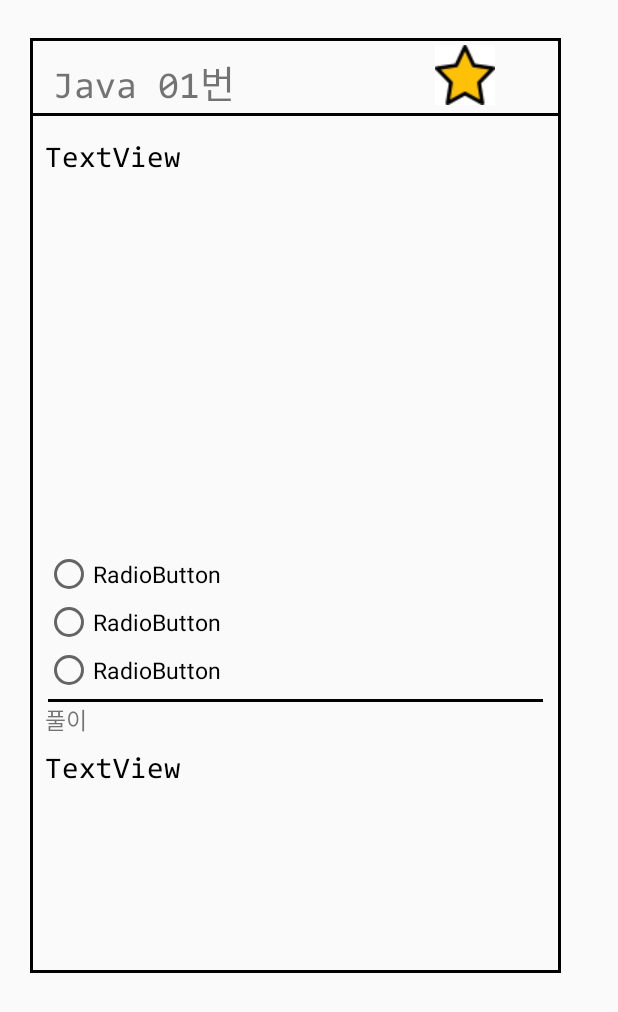
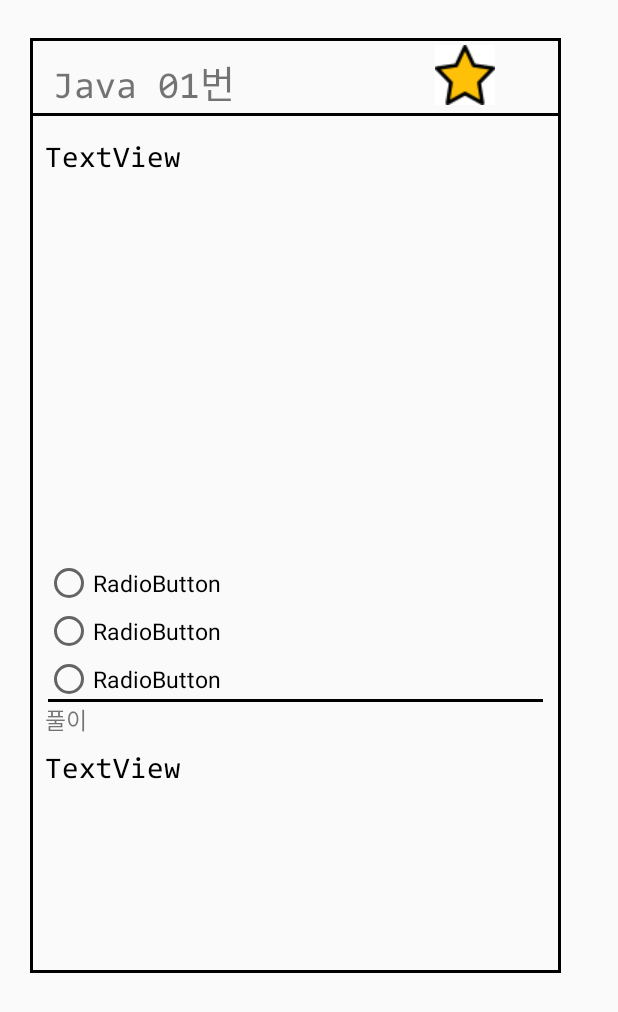
Before and after one commit to kjeon0901/Morning-Coding, an Android app: the layout activity_favourites.xml on its own in the app's theme, with its tools: preview values and no code run, on a phone screen of 412 x 824 dp. Shown: the top 1012 px of the screen. Run offline under Robolectric (Android 15) with nearby library versions, the phone set to English and light mode, and no system bars.

Commit message:
little changed

```diff
--- a/app/src/main/java/com/example/bottomup2020/FavouritesActivity.java
+++ b/app/src/main/java/com/example/bottomup2020/FavouritesActivity.java
@@ -68,6 +68,9 @@ public class FavouritesActivity extends AppCompatActivity {
                 button2.setText(str[2]);
                 button3.setText(str[3]);
                 problem_solution.setText("답 : " + str[4]);
+                if(str[5] != null){
+                    problem_solution.append(str[5]);
+                }
                 break;
             }
 
--- a/app/src/main/java/com/example/bottomup2020/Problems/Problems_c.java
+++ b/app/src/main/java/com/example/bottomup2020/Problems/Problems_c.java
@@ -63,7 +63,9 @@ public class Problems_c extends AppCompatActivity {
                 button2.setText(str[2]);
                 button3.setText(str[3]);
                 problem_solution.setText("답 : " + str[4]);
-
+                if(str[5] != null){
+                    problem_solution.append(str[5]);
+                }
                 break;
             }
 
--- a/app/src/main/res/layout/activity_favourites.xml
+++ b/app/src/main/res/layout/activity_favourites.xml
@@ -86,8 +86,8 @@
 
             <FrameLayout
                 android:id="@+id/problem_frame"
-                android:layout_width="match_parent"
-                android:layout_height="372dp"
+                android:layout_width="332dp"
+                android:layout_height="265dp"
                 android:layout_marginLeft="10dp"
                 android:layout_marginTop="65dp"
                 android:layout_marginRight="15dp"
@@ -95,41 +95,13 @@
 
                 <TextView
                     android:id="@+id/problem_text"
+                    android:layout_width="wrap_content"
+                    android:layout_height="wrap_content"
                     android:fontFamily="@font/fontstyle_2"
                     android:scrollbars="vertical"
-                    android:layout_width="wrap_content"
-                    android:layout_height="wrap_content"
+                    android:text="TextView"
                     android:textColor="#000000"
-                    android:text="TextView"
                     android:textSize="20dp" />
-
-                <RadioGroup
-                    android:layout_width="match_parent"
-                    android:layout_gravity="bottom"
-                    android:fontFamily="@font/fontstyle_2"
-                    android:layout_height="wrap_content">
-
-                    <RadioButton
-                        android:id="@+id/button1"
-                        android:layout_width="match_parent"
-                        android:layout_height="wrap_content"
-                        android:textSize="15dp"
-                        android:text="RadioButton" />
-
-                    <RadioButton
-                        android:id="@+id/button2"
-                        android:layout_width="match_parent"
-                        android:layout_height="wrap_content"
-                        android:textSize="15dp"
-                        android:text="RadioButton" />
-
-                    <RadioButton
-                        android:id="@+id/button3"
-                        android:layout_width="match_parent"
-                        android:layout_height="wrap_content"
-                        android:textSize="15dp"
-                        android:text="RadioButton" />
-                </RadioGroup>
 
             </FrameLayout>
 
@@ -160,6 +132,36 @@
                     android:textSize="20dp" />
             </FrameLayout>
 
+            <RadioGroup
+                android:layout_width="match_parent"
+                android:layout_height="wrap_content"
+                android:layout_marginBottom="180dp"
+                android:layout_marginLeft="10dp"
+                android:layout_gravity="bottom"
+                android:fontFamily="@font/fontstyle_2">
+
+                <RadioButton
+                    android:id="@+id/button1"
+                    android:layout_width="match_parent"
+                    android:layout_height="wrap_content"
+                    android:text="RadioButton"
+                    android:textSize="15dp" />
+
+                <RadioButton
+                    android:id="@+id/button2"
+                    android:layout_width="match_parent"
+                    android:layout_height="wrap_content"
+                    android:text="RadioButton"
+                    android:textSize="15dp" />
+
+                <RadioButton
+                    android:id="@+id/button3"
+                    android:layout_width="match_parent"
+                    android:layout_height="wrap_content"
+                    android:text="RadioButton"
+                    android:textSize="15dp" />
+            </RadioGroup>
+
 
         </FrameLayout>
     </FrameLayout>
--- a/app/src/main/res/raw/c_mcproblems.txt
+++ b/app/src/main/res/raw/c_mcproblems.txt
@@ -10,7 +10,7 @@ int main(void){
 	}else{
 		printf("error");
 	}
-}||* ||** ||error ||1번
+}||* ||** ||error ||1번||
 a는 10인지 확인하고 난 후 --를 진행한다.##C  04##다음 코드에서 잘못된 줄을 고르시오
 #include<stdio.h>
 
@@ -20,5 +20,5 @@ int main(void)
 	int *p = &x;	------①
 	*x = 30;	------②
 	*p = 20;	------③
-} ||1 ||2 ||3 ||2번
+} ||1 ||2 ||3 ||2번||
 포인터가 아닌 변수나 수식에는 *을 사용할 수 없다.
--- a/app/src/main/res/raw/java_mcproblems.txt
+++ b/app/src/main/res/raw/java_mcproblems.txt
@@ -25,5 +25,5 @@ class Problem {
 			System.out.print("x");
 			break;
 	}
-} ||일 ||일이 ||일이x ||2번
+} ||일 ||일이 ||일이x ||2번||
 a에 1을 대입했기 때문에 '일'이 출력되고, case 1에 break문이 없기 때문에 '이'도 출력된다.
--- a/app/src/main/res/raw/python_mcproblems.txt
+++ b/app/src/main/res/raw/python_mcproblems.txt
@@ -8,7 +8,7 @@ for i in range(1, 13):
 		total+=i
 		print(total) ||12 ||14 ||28 ||3번#PYTHON  03#다음 빈칸에 알맞는 것을 고르시오.
 a = [3,'hello','song','ganster','vegetable']
-a[1:3] = [_____] ||'hello','song','ganster' ||'hello','song' ||'3','hello','song' ||2번
+a[1:3] = [_____] ||'hello','song','ganster' ||'hello','song' ||'3','hello','song' ||2번||
 Slice는 item중 index의 구간을 정하여 동시에 불러오는 작업이다.
 index자리에 m:n으로 입력할 경우 m부터 n직전까지 item을 불러오게 된다.#PYTHON  04#Dictionary의 특징으로 틀린 것은? ||index가 존재하는 Collection data type이다 ||key는 list type을 사용할 수 없다 ||기존 key값에 다른 value를 입력할 수 있다 ||1번
 Dictionary는 index가 존재하지 않는 Collection data type 이다.
```
Also changed, not shown: app/src/main/res/layout/activity_home.xml (+9 -5 lines).
